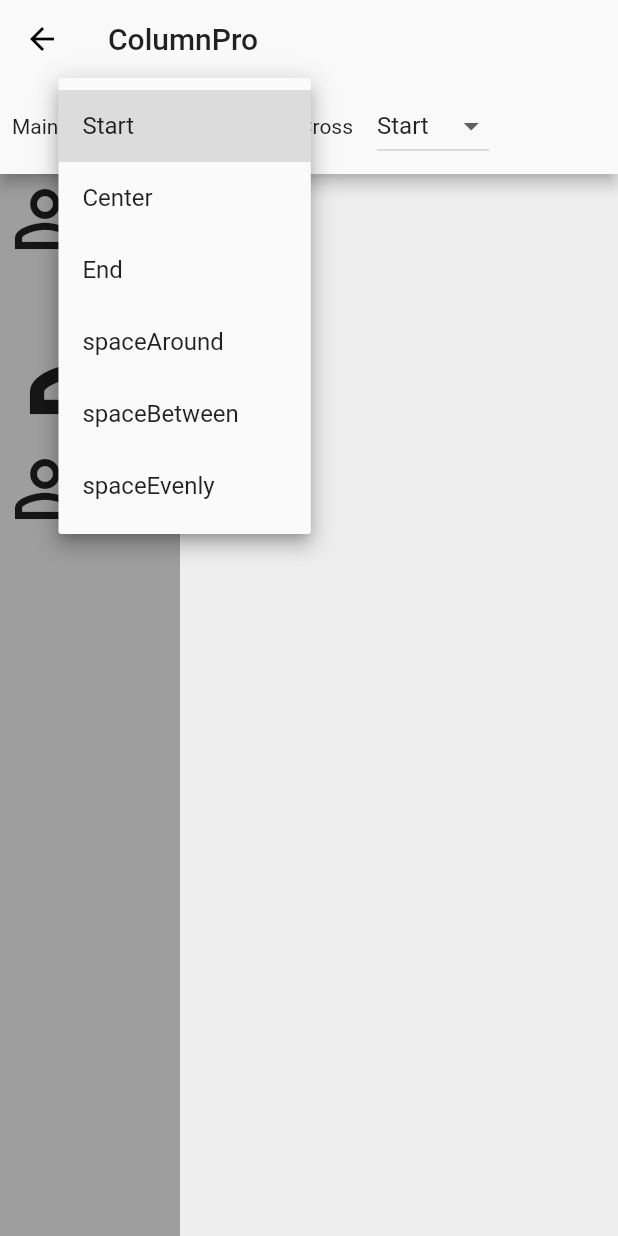
After one commit to kishansinhparmar/Flutter-Basic-Widgets, a Flutter app: the ColumnProDemo screen opened by its route, after a tap on "Start", on a phone screen of 412 x 824 dp. The commit adds this screen. Run offline on Flutter 3.47's test engine with Material 2 defaults, Android fonts, the phone set to English and light mode, and no system bars.

Commit message:
ColumnPro

```diff
--- a/lib/main.dart
+++ b/lib/main.dart
@@ -1,7 +1,7 @@
 import 'package:flutter/material.dart';
 import 'package:flutter_basic_widgets/widgets/positions/ContainerDemo.dart';
 import 'package:flutter_basic_widgets/widgets/positions/RowColumnDemo.dart';
-import 'package:flutter_basic_widgets/widgets/positions/RowColumnPro.dart';
+import 'package:flutter_basic_widgets/widgets/positions/ColumnPro.dart';
 import 'package:flutter_basic_widgets/widgets/ImageDemo.dart';
 import 'package:flutter_basic_widgets/widgets/AlertsDemo.dart';
 import 'package:flutter_basic_widgets/widgets/inputs/TextFieldDemo.dart';
@@ -39,8 +39,8 @@ class MyApp extends StatelessWidget {
               new ContainerDemo(),
           RowColumnDemo.routeName: (BuildContext context) =>
               new RowColumnDemo(),
-          RowColumnProDemo.routeName: (BuildContext context) =>
-              new RowColumnProDemo(),
+          ColumnProDemo.routeName: (BuildContext context) =>
+              new ColumnProDemo(),
           ImageDemo.routeName: (BuildContext context) => new ImageDemo(),
           TextFieldDemo.routeName: (BuildContext context) =>
               new TextFieldDemo(),
--- a/lib/widgets/ExpandableListDemo.dart
+++ b/lib/widgets/ExpandableListDemo.dart
@@ -1,7 +1,7 @@
 import 'package:flutter/material.dart';
 import 'package:flutter_basic_widgets/widgets/positions/ContainerDemo.dart';
 import 'package:flutter_basic_widgets/widgets/positions/RowColumnDemo.dart';
-import 'package:flutter_basic_widgets/widgets/positions/RowColumnPro.dart';
+import 'package:flutter_basic_widgets/widgets/positions/ColumnPro.dart';
 import 'package:flutter_basic_widgets/widgets/ImageDemo.dart';
 import 'package:flutter_basic_widgets/widgets/AlertsDemo.dart';
 import 'package:flutter_basic_widgets/widgets/inputs/TextFieldDemo.dart';
@@ -74,7 +74,7 @@ final List<Entry> data = <Entry>[
       Entry('Indexed', IndexedStackDemo.routeName),
       Entry('Flex', FlexDemo.routeName),
       Entry('RowColumn', RowColumnDemo.routeName),
-      Entry('RowColumnPro', RowColumnProDemo.routeName),
+      Entry('ColumnPro', ColumnProDemo.routeName),
     ],
   ),
   Entry(
--- /dev/null
+++ b/lib/widgets/positions/ColumnPro.dart
@@ -0,0 +1,231 @@
+import 'package:flutter/material.dart';
+
+class ColumnProDemo extends StatefulWidget {
+  static final String routeName = "/columnpro";
+  @override
+  _ColumnProDemoState createState() => _ColumnProDemoState();
+}
+
+class _ColumnProDemoState extends State<ColumnProDemo> {
+  MainAxisAlignment _mainAxis;
+  String _mainAxisStrValue;
+  CrossAxisAlignment _crossAxis;
+  String _crossAxisStrValue;
+
+  _ColumnProDemoState() {
+    _mainAxis = MainAxisAlignment.start;
+    _mainAxisStrValue = "0";
+    _crossAxis = CrossAxisAlignment.start;
+    _crossAxisStrValue = "0";
+  }
+
+  @override
+  Widget build(BuildContext context) {
+    return Scaffold(
+        appBar: AppBar(
+          title: Text("ColumnPro"),
+          bottom: PreferredSize(
+            preferredSize: Size(0.0, 60.0),
+            child: Column(
+              children: <Widget>[
+                Row(
+                  mainAxisAlignment: MainAxisAlignment.start,
+                  children: <Widget>[
+                    new Padding(
+                      padding: const EdgeInsets.all(8.0),
+                      child: Text("Main"),
+                    ),
+                    new Padding(
+                      padding: const EdgeInsets.all(8.0),
+                      child: DropdownButton(
+                        items: _getMainAxisAlignments(),
+                        value: _mainAxisStrValue,
+                        onChanged: (item) {
+                          _mainAxisChange(item);
+                        },
+                      ),
+                    ),
+                    new Padding(
+                      padding: const EdgeInsets.all(8.0),
+                      child: Text("Cross"),
+                    ),
+                    new Padding(
+                      padding: const EdgeInsets.all(8.0),
+                      child: DropdownButton(
+                        items: _getCrossAxisAlignments(),
+                        value: _crossAxisStrValue,
+                        onChanged: (item) {
+                          _crossAxisChange(item);
+                        },
+                      ),
+                    )
+                  ],
+                ),
+              ],
+            ),
+          ),
+        ),
+        body: SafeArea(
+          child: Container(
+            color: Colors.grey,
+            child: Column(
+              mainAxisAlignment: _mainAxis,
+              crossAxisAlignment: _crossAxis,
+              // mainAxisSize: MainAxisSize.max,
+              children: <Widget>[
+                Icon(
+                  Icons.person_outline,
+                  size: 60.0,
+                ),
+                Icon(
+                  Icons.person_outline,
+                  size: 120.0,
+                ),
+                Icon(
+                  Icons.person_outline,
+                  size: 60.0,
+                ),
+              ],
+            ),
+          ),
+        ));
+  }
+
+  List<DropdownMenuItem<String>> _getMainAxisAlignments() {
+    List<DropdownMenuItem<String>> _mainAxisItems;
+
+    _mainAxisItems = List<DropdownMenuItem<String>>();
+    _mainAxisItems.add(DropdownMenuItem(
+      child: Text("Start"),
+      value: "0",
+    ));
+    _mainAxisItems.add(DropdownMenuItem(
+      child: Text("Center"),
+      value: "1",
+    ));
+    _mainAxisItems.add(DropdownMenuItem(
+      child: Text("End"),
+      value: "2",
+    ));
+    _mainAxisItems.add(DropdownMenuItem(
+      child: Text("spaceAround"),
+      value: "3",
+    ));
+    _mainAxisItems.add(DropdownMenuItem(
+      child: Text("spaceBetween"),
+      value: "4",
+    ));
+    _mainAxisItems.add(DropdownMenuItem(
+      child: Text("spaceEvenly"),
+      value: "5",
+    ));
+
+    return _mainAxisItems;
+  }
+
+  List<DropdownMenuItem<String>> _getCrossAxisAlignments() {
+    List<DropdownMenuItem<String>> _crossAxisItems;
+
+    _crossAxisItems = List<DropdownMenuItem<String>>();
+    _crossAxisItems.add(DropdownMenuItem(
+      child: Text("Start"),
+      value: "0",
+    ));
+    _crossAxisItems.add(DropdownMenuItem(
+      child: Text("Center"),
+      value: "1",
+    ));
+    _crossAxisItems.add(DropdownMenuItem(
+      child: Text("End"),
+      value: "2",
+    ));
+    _crossAxisItems.add(DropdownMenuItem(
+      child: Text("Stretch"),
+      value: "3",
+    ));
+
+    return _crossAxisItems;
+  }
+
+  _mainAxisChange(item) {
+    switch (item) {
+      case "0":
+        setState(() {
+          _mainAxis = MainAxisAlignment.start;
+          _mainAxisStrValue = "0";
+        });
+        break;
+      case "1":
+        setState(() {
+          _mainAxis = MainAxisAlignment.center;
+          _mainAxisStrValue = "1";
+        });
+        break;
+      case "2":
+        setState(() {
+          _mainAxis = MainAxisAlignment.end;
+          _mainAxisStrValue = "2";
+        });
+        break;
+      case "3":
+        setState(() {
+          _mainAxis = MainAxisAlignment.spaceAround;
+          _mainAxisStrValue = "3";
+        });
+        break;
+      case "4":
+        setState(() {
+          _mainAxis = MainAxisAlignment.spaceBetween;
+          _mainAxisStrValue = "4";
+        });
+        break;
+      case "5":
+        setState(() {
+          _mainAxis = MainAxisAlignment.spaceEvenly;
+          _mainAxisStrValue = "5";
+        });
+        break;
+      default:
+        setState(() {
+          _mainAxis = MainAxisAlignment.start;
+          _mainAxisStrValue = "0";
+        });
+        break;
+    }
+  }
+
+  _crossAxisChange(item) {
+    switch (item) {
+      case "0":
+        setState(() {
+          _crossAxis = CrossAxisAlignment.start;
+          _crossAxisStrValue = "0";
+        });
+        break;
+      case "1":
+        setState(() {
+          _crossAxis = CrossAxisAlignment.center;
+          _crossAxisStrValue = "1";
+        });
+        break;
+      case "2":
+        setState(() {
+          _crossAxis = CrossAxisAlignment.end;
+          _crossAxisStrValue = "2";
+        });
+        break;
+      case "3":
+        setState(() {
+          _crossAxis = CrossAxisAlignment.stretch;
+          _crossAxisStrValue = "3";
+        });
+        break;
+      default:
+        setState(() {
+          _crossAxis = CrossAxisAlignment.start;
+          _crossAxisStrValue = "0";
+        });
+        break;
+    }
+  }
+}
```
Also changed, not shown: lib/widgets/positions/RowColumnPro.dart (deleted, +0 -46 lines).
